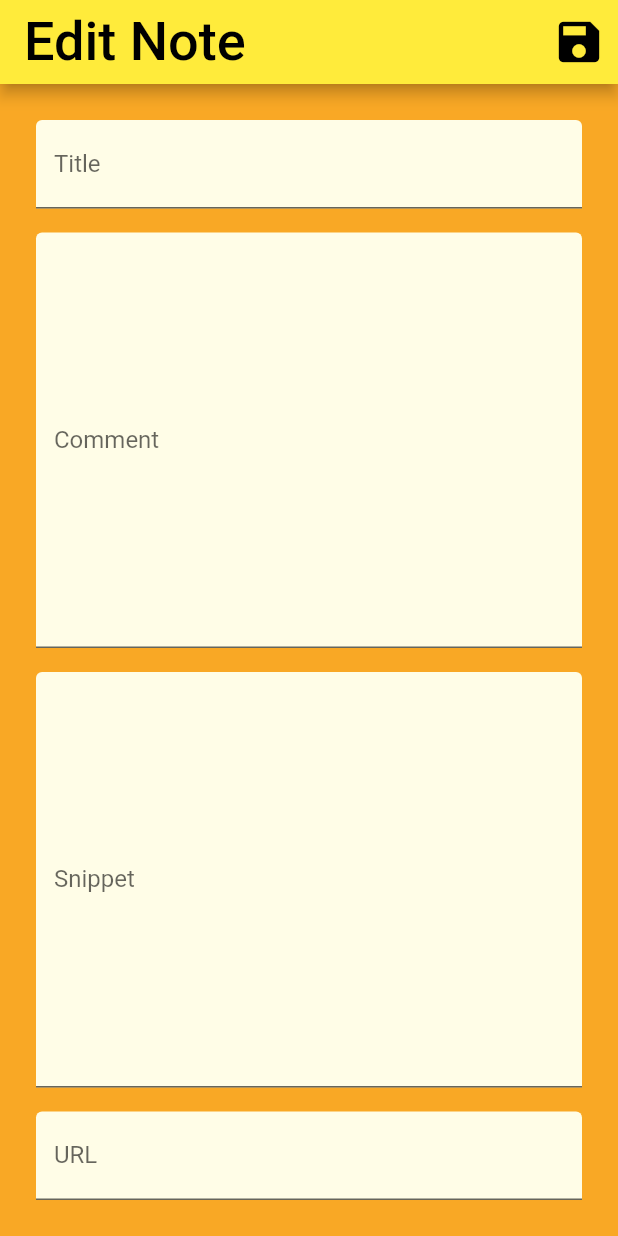
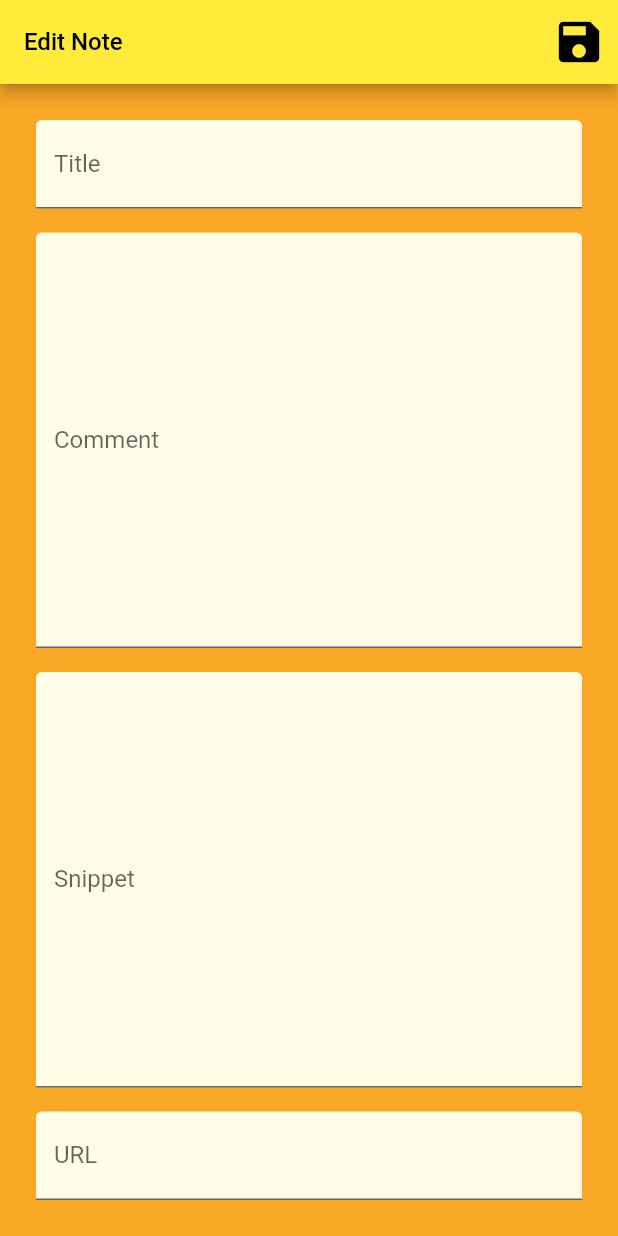
Before and after one commit to wgilpin/keep_app, a Flutter app: the EditNoteForm screen opened directly, on a phone screen of 412 x 824 dp. Run offline on Flutter 3.47's test engine with Material 2 defaults, Android fonts, the phone set to English and light mode, and no system bars; our stand-ins replace cloud_firestore, cloud_functions, firebase_auth, firebase_core, flutter_dotenv, flutter_html and 1 more; accounts and stored records are empty; Roboto replaces fonts that are missing (Georgia).

Commit message:
set title font smaller

```diff
--- a/lib/src/views/edit.dart
+++ b/lib/src/views/edit.dart
@@ -125,7 +125,10 @@ class _EditNoteFormState extends State<EditNoteForm> {
   Widget build(BuildContext context) {
     return Scaffold(
       appBar: AppBar(
-        title: const Text('Edit Note'),
+        title: const Text(
+          'Edit Note',
+          style: TextStyle(fontSize: 16),
+        ),
         automaticallyImplyLeading: widget._note != null,
         actions: <Widget>[
           IconButton(
```
